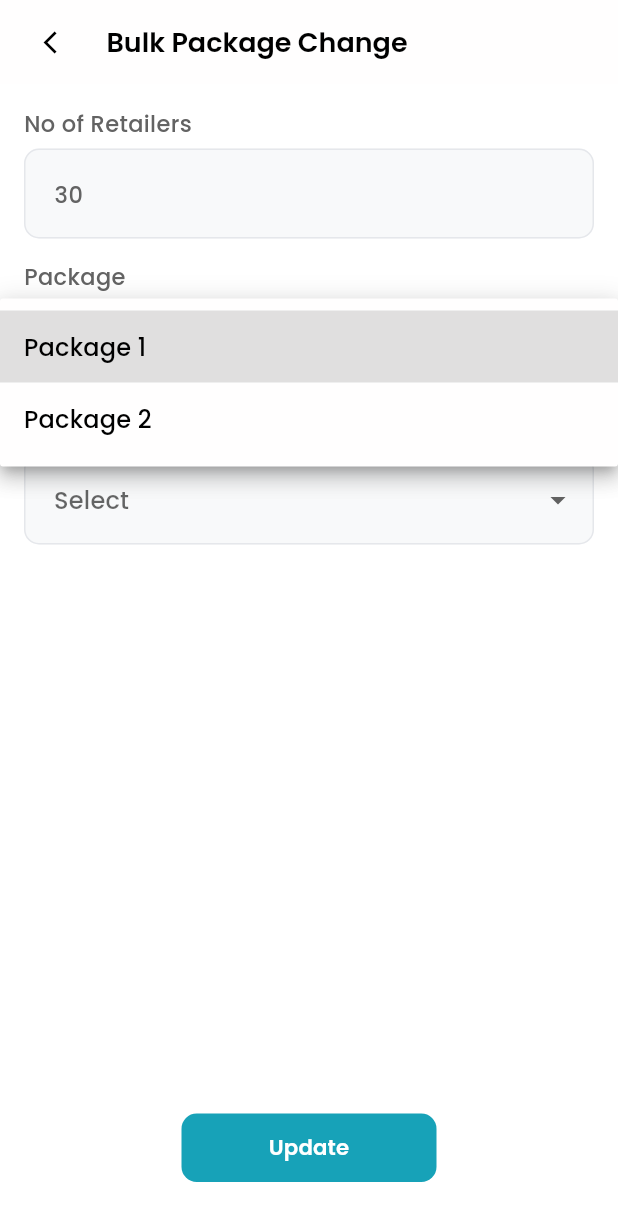
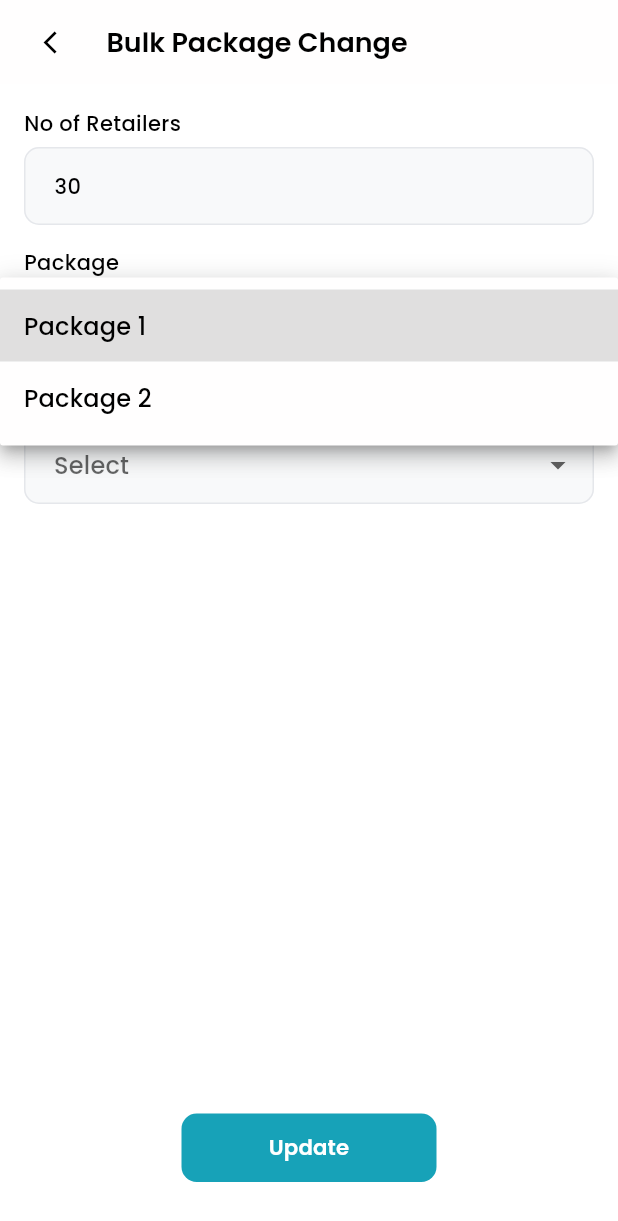
Before and after one commit to aiswaryafuiox-jpg/maxpay_distributor, a Flutter app: the BulkPackageChangeScreen screen opened by its route, after a tap on "Select", on a phone screen of 412 x 824 dp. Shown: the top 1221 px of the screen. Run offline on Flutter 3.47's test engine with Material 3 defaults, Android fonts, the phone set to English and light mode, and no system bars; our stand-ins replace animate_do, cached_network_image, country_code_picker, dartz, file_picker, fl_chart and 10 more; accounts and stored records are empty; project files that could hold a hidden picture were left out.

Commit message:
Updated bulk package change screen

```diff
--- a/lib/view/settings/bulkPackage/BulkPackageChangeScreen.dart
+++ b/lib/view/settings/bulkPackage/BulkPackageChangeScreen.dart
@@ -1,6 +1,4 @@
-import 'package:flutter/cupertino.dart';
 import 'package:flutter/material.dart';
-
 import '../../../core/constants/colors.dart';
 import '../../../core/utils/texthelper.dart';
 import '../../../global_widget/commom_button.dart';
@@ -14,8 +12,7 @@ class BulkPackageChangeScreen extends StatefulWidget {
       _BulkPackageChangeScreenState();
 }
 
-class _BulkPackageChangeScreenState
-    extends State<BulkPackageChangeScreen> {
+class _BulkPackageChangeScreenState extends State<BulkPackageChangeScreen> {
   String? package;
   String? status;
 
@@ -35,31 +32,9 @@ class _BulkPackageChangeScreenState
 
             TextField(
               readOnly: true,
-              decoration: InputDecoration(
-                hintText: "30",
-                hintStyle: TextHelper.max2,
-                filled: true,
-                fillColor: isDark
-                    ? const Color(0xff2F3349)
-                    : const Color(0xffF8F9FA),
-                contentPadding: const EdgeInsets.symmetric(
-                  horizontal: 16,
-                  vertical: 18,
-                ),
-                enabledBorder: OutlineInputBorder(
-                  borderRadius: BorderRadius.circular(10),
-                  borderSide: const BorderSide(
-                    color: Color(0xFFE5E7EB),
-                    width: 1,
-                  ),
-                ),
-                focusedBorder: OutlineInputBorder(
-                  borderRadius: BorderRadius.circular(10),
-                  borderSide: BorderSide(
-                    color: AppColors.clrPrimary,
-                    width: 1.2,
-                  ),
-                ),
+              decoration: _inputDecoration(
+                hint: "30",
+                isDark: isDark,
               ),
             ),
 
@@ -67,43 +42,23 @@ class _BulkPackageChangeScreenState
 
             _label("Package"),
 
-            DropdownButtonFormField<String>(
+            _buildDropdown<String>(
               value: package,
-              decoration: InputDecoration(
-                hintText: "Select",
-                hintStyle: TextHelper.max2,
-                filled: true,
-                fillColor: isDark
-                    ? const Color(0xff2F3349)
-                    : const Color(0xffF8F9FA),
-                contentPadding: const EdgeInsets.symmetric(
-                  horizontal: 16,
-                  vertical: 18,
-                ),
-                enabledBorder: OutlineInputBorder(
-                  borderRadius: BorderRadius.circular(10),
-                  borderSide: const BorderSide(
-                    color: Color(0xFFE5E7EB),
-                    width: 1,
-                  ),
-                ),
-                focusedBorder: OutlineInputBorder(
-                  borderRadius: BorderRadius.circular(10),
-                  borderSide: BorderSide(
-                    color: AppColors.clrPrimary,
-                    width: 1.2,
-                  ),
-                ),
-              ),
+              hint: "Select",
+              isDark: isDark,
               items: const [
                 DropdownMenuItem(
-                    value: "Package 1", child: Text("Package 1")),
+                  value: "Package 1",
+                  child: Text("Package 1"),
+                ),
                 DropdownMenuItem(
-                    value: "Package 2", child: Text("Package 2")),
+                  value: "Package 2",
+                  child: Text("Package 2"),
+                ),
               ],
-              onChanged: (v) {
+              onChanged: (value) {
                 setState(() {
-                  package = v;
+                  package = value;
                 });
               },
             ),
@@ -112,41 +67,23 @@ class _BulkPackageChangeScreenState
 
             _label("Status"),
 
-            DropdownButtonFormField<String>(
+            _buildDropdown<String>(
               value: status,
-              decoration: InputDecoration(
-                hintText: "Select",
-                hintStyle: TextHelper.max2,
-                filled: true,
-                fillColor: isDark
-                    ? const Color(0xff2F3349)
-                    : const Color(0xffF8F9FA),
-                contentPadding: const EdgeInsets.symmetric(
-                  horizontal: 16,
-                  vertical: 18,
+              hint: "Select",
+              isDark: isDark,
+              items: const [
+                DropdownMenuItem(
+                  value: "Active",
+                  child: Text("Active"),
                 ),
-                enabledBorder: OutlineInputBorder(
-                  borderRadius: BorderRadius.circular(10),
-                  borderSide: const BorderSide(
-                    color: Color(0xFFE5E7EB),
-                    width: 1,
-                  ),
+                DropdownMenuItem(
+                  value: "Inactive",
+                  child: Text("Inactive"),
                 ),
-                focusedBorder: OutlineInputBorder(
-                  borderRadius: BorderRadius.circular(10),
-                  borderSide: BorderSide(
-                    color: AppColors.clrPrimary,
-                    width: 1.2,
-                  ),
-                ),
-              ),
-              items: [
-                DropdownMenuItem(value: "Active", child: const Text("Active")),
-                DropdownMenuItem(value: "Inactive", child: const Text("Inactive")),
               ],
-              onChanged: (v) {
+              onChanged: (value) {
                 setState(() {
-                  status = v;
+                  status = value;
                 });
               },
             ),
@@ -175,9 +112,58 @@ class _BulkPackageChangeScreenState
         padding: const EdgeInsets.only(bottom: 6),
         child: Text(
           title,
-          style: TextHelper.max2,
+          style: TextHelper.max4,
         ),
       ),
     );
   }
+
+  InputDecoration _inputDecoration({
+    required String hint,
+    required bool isDark,
+  }) {
+    return InputDecoration(
+      hintText: hint,
+      hintStyle: TextHelper.max4,
+      filled: true,
+      fillColor:
+      isDark ? const Color(0xff2F3349) : const Color(0xffF8F9FA),
+      contentPadding: const EdgeInsets.symmetric(
+        horizontal: 16,
+        vertical: 14,
+      ),
+      enabledBorder: OutlineInputBorder(
+        borderRadius: BorderRadius.circular(10),
+        borderSide: const BorderSide(
+          color: Color(0xFFE5E7EB),
+          width: 1,
+        ),
+      ),
+      focusedBorder: OutlineInputBorder(
+        borderRadius: BorderRadius.circular(10),
+        borderSide: BorderSide(
+          color: AppColors.clrPrimary,
+          width: 1.2,
+        ),
+      ),
+    );
+  }
+
+  Widget _buildDropdown<T>({
+    required T? value,
+    required String hint,
+    required bool isDark,
+    required List<DropdownMenuItem<T>> items,
+    required ValueChanged<T?> onChanged,
+  }) {
+    return DropdownButtonFormField<T>(
+      value: value,
+      decoration: _inputDecoration(
+        hint: hint,
+        isDark: isDark,
+      ),
+      items: items,
+      onChanged: onChanged,
+    );
+  }
 }
```
